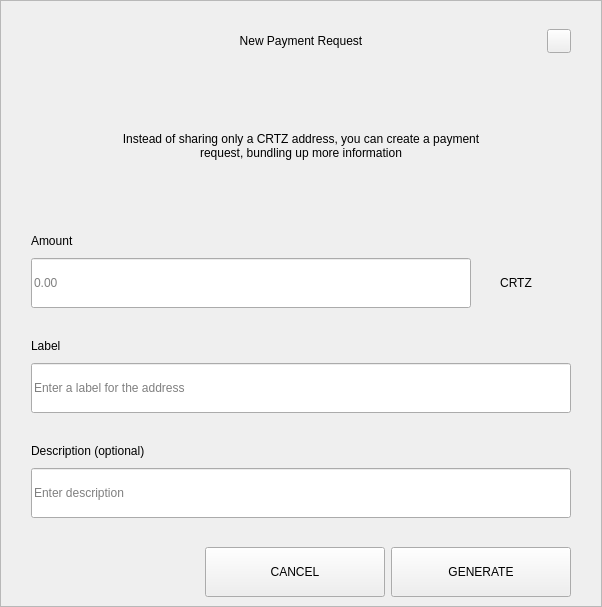
Old version of the form src/qt/pivx/forms/requestdialog.ui in the repository AltcoinBaggins/lil.
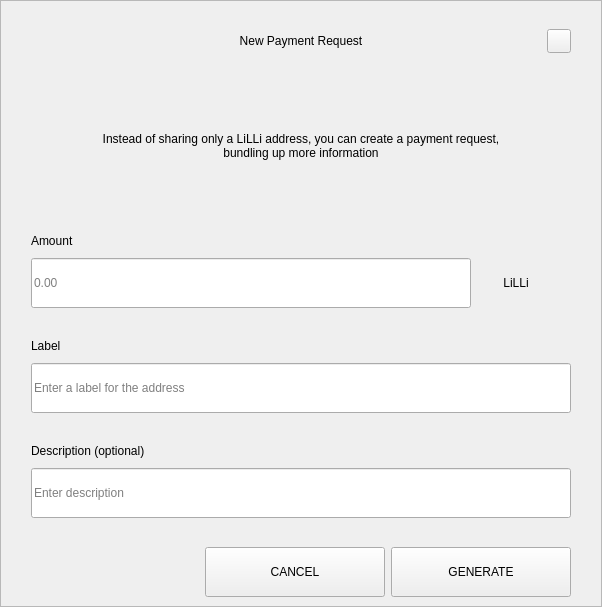
New version of the form.

Diff of the .ui file:
```diff
--- a/src/qt/pivx/forms/requestdialog.ui
+++ b/src/qt/pivx/forms/requestdialog.ui
@@ -210,7 +210,7 @@
              </size>
             </property>
             <property name="text">
-             <string>Instead of sharing only a CRTZ address, you can create a payment request, bundling up more information</string>
+             <string>Instead of sharing only a LiLLi address, you can create a payment request, bundling up more information</string>
             </property>
             <property name="alignment">
              <set>Qt::AlignCenter</set>
@@ -327,7 +327,7 @@
                    <item>
                     <widget class="QLabel" name="comboBoxCoin">
                      <property name="text">
-                      <string>CRTZ</string>
+                      <string>LiLLi</string>
                      </property>
                      <property name="alignment">
                       <set>Qt::AlignCenter</set>
```
